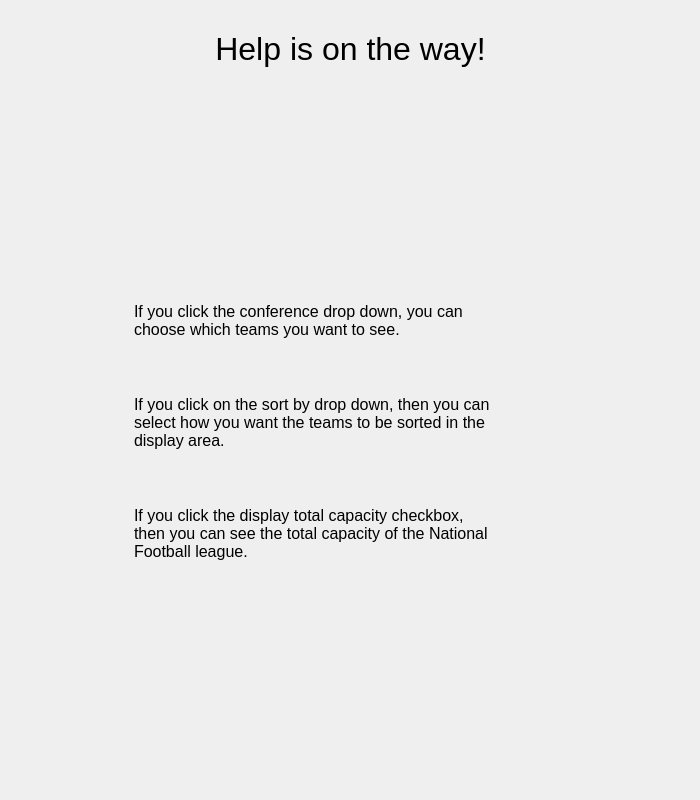
Decrypted-X/NFLDatabase, file helpwindow.ui: the form before one commit.
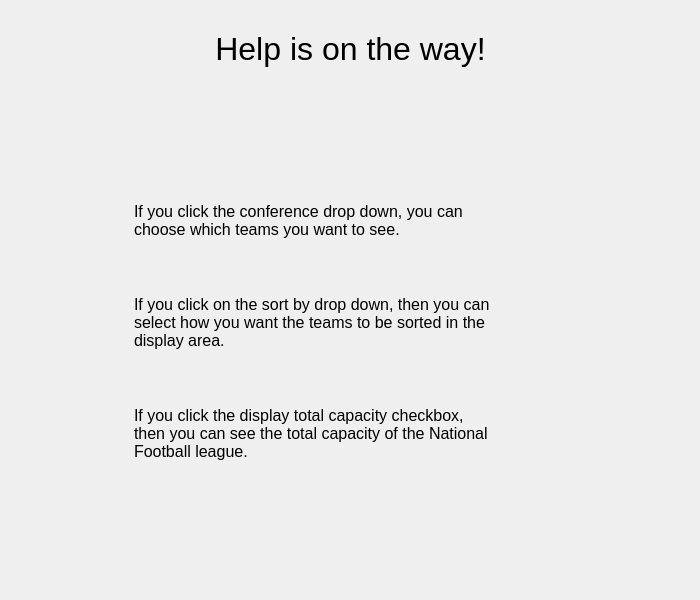
The form after the commit. Icons and pictures are not drawn.

Commit message: Further help ui fixes.

The edit to the form file:
```diff
--- a/helpwindow.ui
+++ b/helpwindow.ui
@@ -7,7 +7,7 @@
     <x>0</x>
     <y>0</y>
     <width>700</width>
-    <height>800</height>
+    <height>600</height>
    </rect>
   </property>
   <property name="minimumSize">
```
